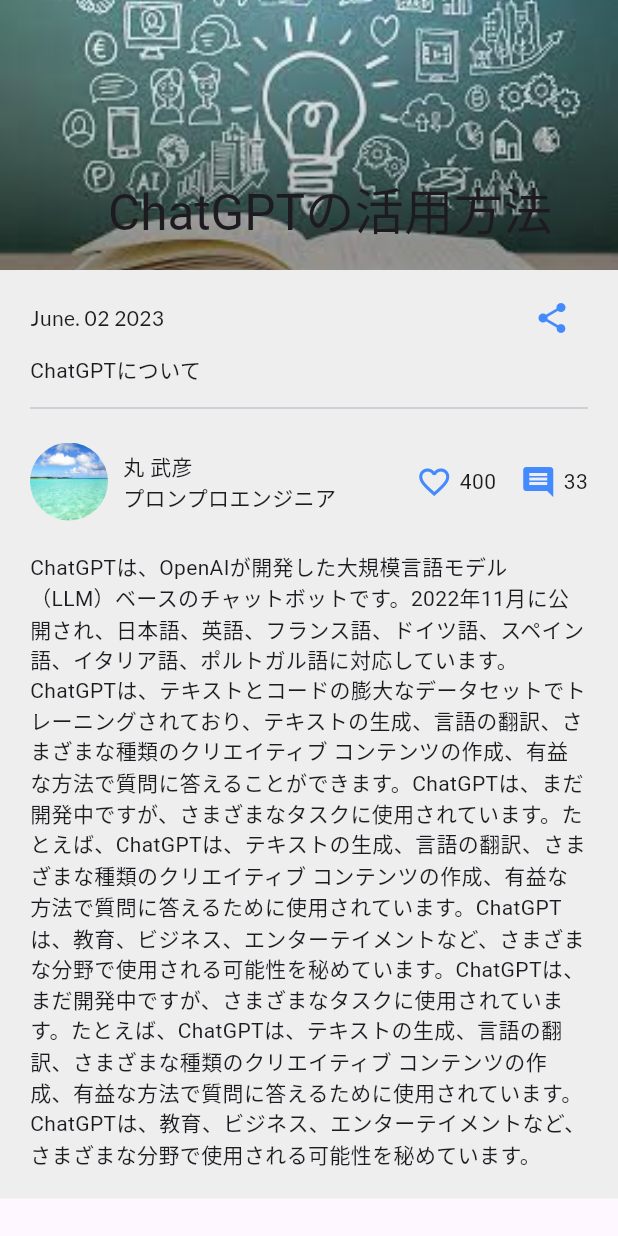
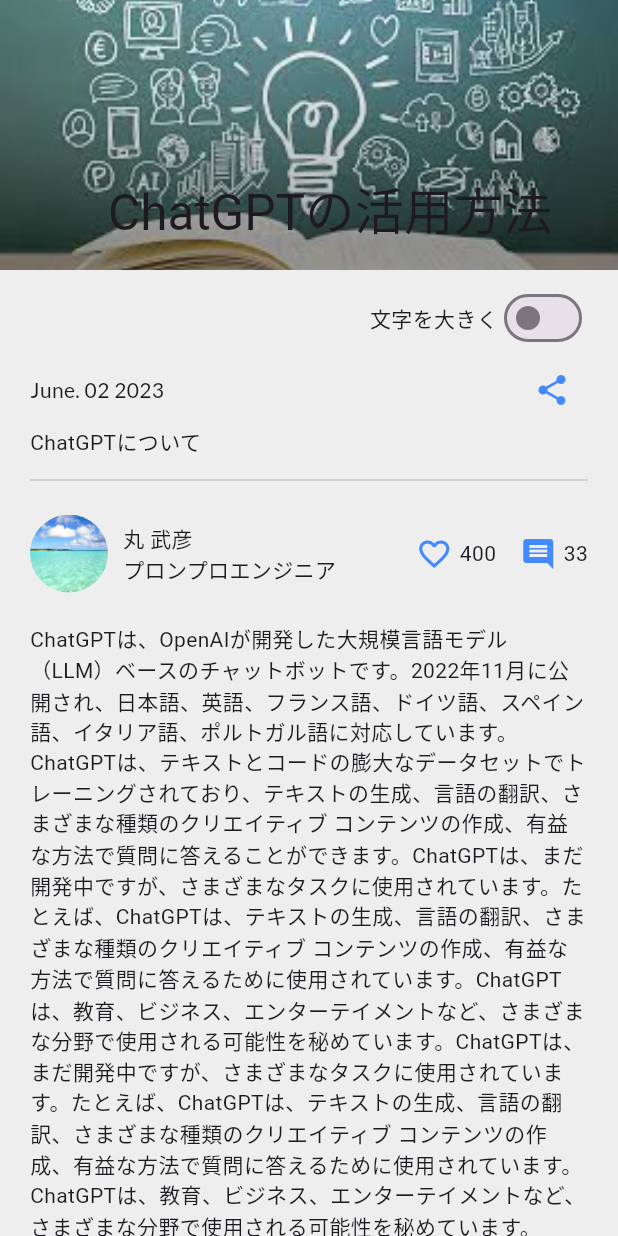
Before and after one commit to Hiro229/flutter_introduction, a Flutter app: the screen it shows after launch, on a phone screen of 412 x 824 dp. Run offline on Flutter 3.47's test engine with Material 2 defaults, Android fonts, the phone set to English and light mode, and no system bars; our stand-ins replace google_fonts.

Commit message:
[add]文字を大きくするボタン追加

```diff
--- a/lib/sliver_app_bar_page.dart
+++ b/lib/sliver_app_bar_page.dart
@@ -9,9 +9,16 @@
 }
 
 class _SliverAppBarPageState extends State<SliverAppBarPage> {
+  double _textScale = 1.0;
+  bool _isLarge = false;
+
   @override
   Widget build(BuildContext context) {
-    return Scaffold(
+    return MediaQuery(
+      data: MediaQuery.of(context).copyWith(
+        textScaleFactor: _textScale,
+      ),
+      child: Scaffold(
         body: CustomScrollView(
           slivers: [
             SliverAppBar(
@@ -63,6 +70,16 @@
                           height: 8,
                         ),
                         Row(
+                          mainAxisAlignment: MainAxisAlignment.end,
+                          children: [
+                            Text('文字を大きく'),
+                            Switch(
+                              value: _isLarge,
+                              onChanged: _toggleLargeFont,
+                            ),
+                          ],
+                        ),
+                        Row(
                           crossAxisAlignment: CrossAxisAlignment.center,
                           children: [
                             Expanded(
@@ -107,7 +124,8 @@
                               ],
                             ),
                             Expanded(child: SizedBox()),
-                          Icon(Icons.favorite_border, color: Colors.blueAccent),
+                            Icon(Icons.favorite_border,
+                                color: Colors.blueAccent),
                             SizedBox(
                               width: 5.0,
                             ),
@@ -134,6 +152,14 @@
             )
           ],
         ),
+      ),
     );
   }
+
+  void _toggleLargeFont(bool isLarge) {
+    isLarge ? _textScale = 1.2 : _textScale = 1.0;
+    setState(() {
+      _isLarge = isLarge;
+    });
   }
+}
```
Lines whose indentation alone changed are shown as unchanged.
